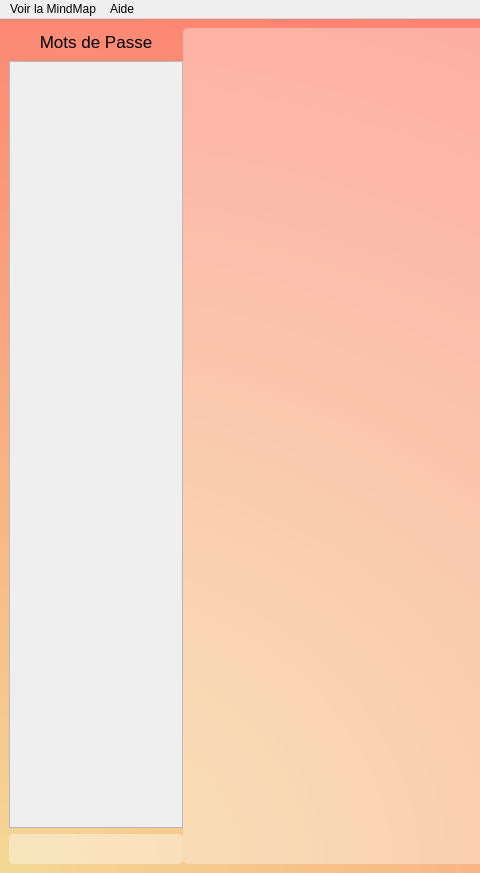
Before: the Qt Designer form Interface_graphique/PyQt/UI/fenetreGestion.ui in MindPass/Code, drawn with Qt 5; both pictures show x 0 to 480 and y 0 to 873 of the 1119 by 873 pixel window.
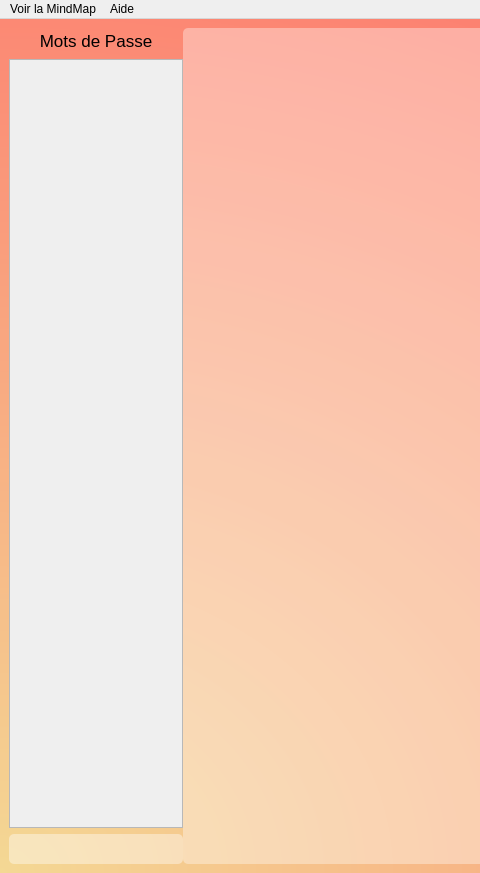
After: the same form once the commit is applied. Icons and pictures are not drawn.

The edit to the form file:
```diff
--- a/Interface_graphique/PyQt/UI/fenetreGestion.ui
+++ b/Interface_graphique/PyQt/UI/fenetreGestion.ui
@@ -59,8 +59,17 @@
       </property>
       <widget class="QWidget" name="layoutWidget">
        <layout class="QVBoxLayout" name="Passwords" stretch="0,4,1">
+        <property name="sizeConstraint">
+         <enum>QLayout::SetNoConstraint</enum>
+        </property>
         <item>
          <widget class="QLabel" name="titre_pwd">
+          <property name="sizePolicy">
+           <sizepolicy hsizetype="Expanding" vsizetype="Expanding">
+            <horstretch>0</horstretch>
+            <verstretch>0</verstretch>
+           </sizepolicy>
+          </property>
           <property name="font">
            <font>
             <pointsize>13</pointsize>
@@ -82,7 +91,7 @@
           <property name="maximumSize">
            <size>
             <width>16777215</width>
-            <height>767</height>
+            <height>769</height>
            </size>
           </property>
           <property name="widgetResizable">
@@ -96,8 +105,8 @@
             <rect>
              <x>0</x>
              <y>0</y>
-             <width>241</width>
-             <height>765</height>
+             <width>172</width>
+             <height>767</height>
             </rect>
            </property>
            <layout class="QVBoxLayout" name="verticalLayout_2"/>
```
Left out of the diff: 12 changed lines with no effect on the pictures.
